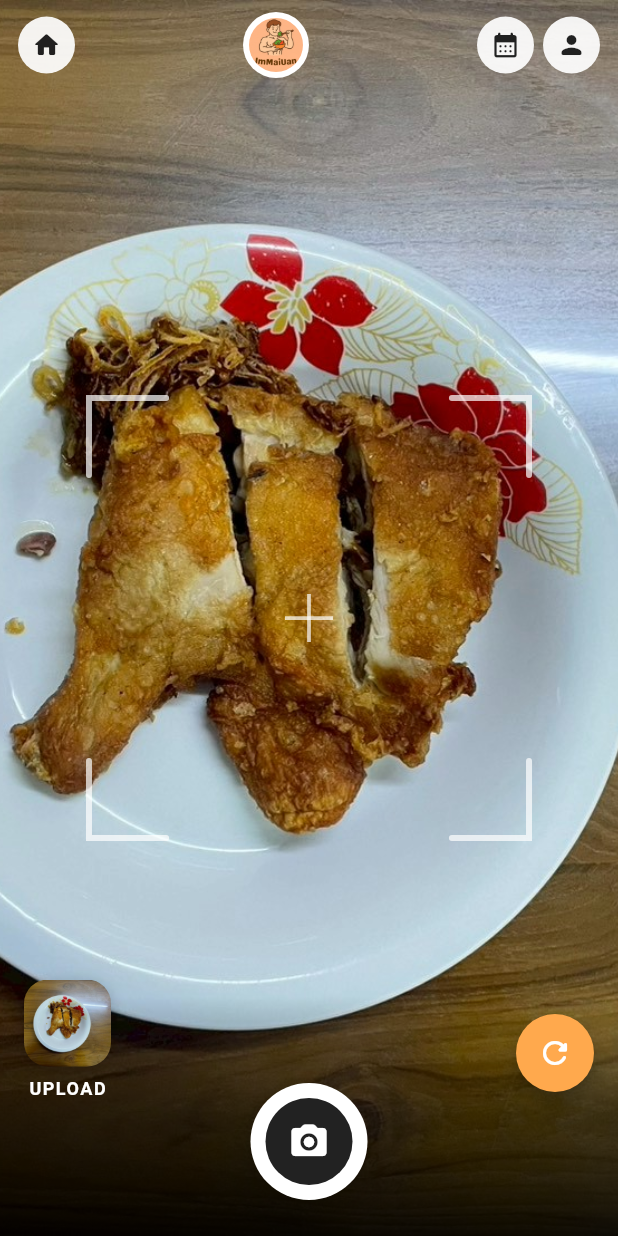
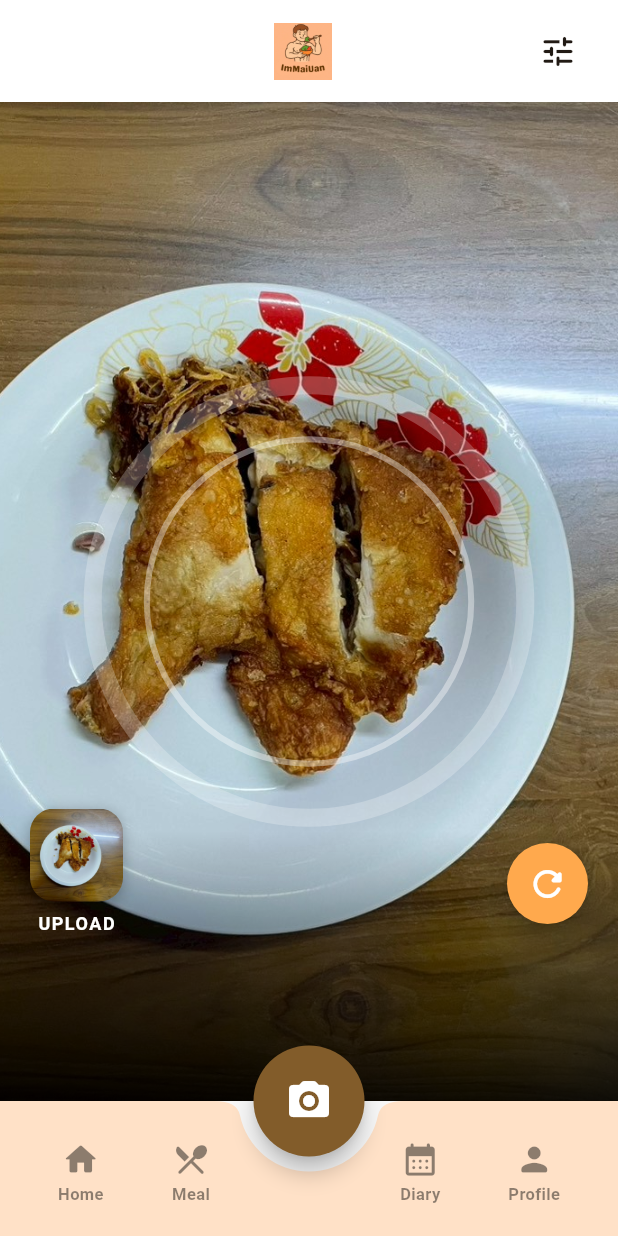
Before and after one commit to ChalisaNine/ImMaiUan_Application, a Flutter app: the AiImageScreen screen opened directly, on a phone screen of 412 x 824 dp. Run offline on Flutter 3.47's test engine with Material 3 defaults, Android fonts, the phone set to English and light mode, and no system bars.

Commit message:
ai image  page Update No real camer

```diff
--- a/immaiua_app/lib/ai_image.dart
+++ b/immaiua_app/lib/ai_image.dart
@@ -1,18 +1,77 @@
-// ai_image.dart
 import 'package:flutter/material.dart';
+
+import 'nav_bar.dart';
+import 'main.dart';
+import 'Meal.dart';
+import 'Calenda.dart';
+import 'profile_screen.dart';
 import 'camera_log.dart';
-import 'main.dart'; // เพื่อให้ Navigator กลับไปหน้า Home/Diary/Profile ได้
 
-class AiImageScreen extends StatelessWidget {
+class AiImageScreen extends StatefulWidget {
   const AiImageScreen({super.key});
+
+  @override
+  State<AiImageScreen> createState() => _AiImageScreenState();
+}
+
+class _AiImageScreenState extends State<AiImageScreen> {
+  int _index = 2; // Capture tab
+
+  void _onTap(int i) {
+    setState(() => _index = i);
+
+    switch (i) {
+      case 0:
+        Navigator.pushReplacement(
+            context, MaterialPageRoute(builder: (_) => const MainHomeScreen()));
+        break;
+
+      case 1:
+        Navigator.pushReplacement(
+            context, MaterialPageRoute(builder: (_) => const MealScreen()));
+        break;
+
+      case 2: // ⭐ ปุ่มกล้องสีน้ำตาล (กลาง NavBar)
+        Navigator.push(
+          context,
+          MaterialPageRoute(builder: (_) => const CameraLogScreen()),
+        );
+        break;
+
+      case 3:
+        Navigator.pushReplacement(
+            context, MaterialPageRoute(builder: (_) => const CalendaScreen()));
+        break;
+
+      case 4:
+        Navigator.pushReplacement(
+            context, MaterialPageRoute(builder: (_) => const ProfileScreen()));
+        break;
+    }
+  }
+
+  @override
+  Widget build(BuildContext context) {
+    return MainScaffold(
+      currentIndex: _index,
+      onTap: _onTap,
+      body: const _CameraBody(),
+    );
+  }
+}
+
+/* ========================================================================= */
+/*                                CAMERA BODY                                */
+/* ========================================================================= */
+
+class _CameraBody extends StatelessWidget {
+  const _CameraBody();
 
   @override
   Widget build(BuildContext context) {
     const peachDeep = Color(0xFFFFA94D);
 
-    return Scaffold(
-      backgroundColor: Colors.black,
-      body: Stack(
+    return Stack(
       children: [
         // ---------- พรีวิวภาพ ----------
         Positioned.fill(
@@ -22,122 +81,57 @@ class AiImageScreen extends StatelessWidget {
           ),
         ),
 
-          // ---------- แถบบน (Navbar เหมือนที่สั่ง) ----------
-          SafeArea(
-            child: Padding(
-              padding: const EdgeInsets.symmetric(horizontal: 12, vertical: 8),
-              child: Row(
-                children: [
-                  // 🏠 Home icon
-                  _TopIconButton(
-                    icon: Icons.home_rounded,
-                    onTap: () {
-                      Navigator.pop(context); // กลับหน้า Home
-                    },
-                  ),
-
-                  const Spacer(),
-
-                  // โลโก้กลาง
-                  Container(
-                    width: 44,
-                    height: 44,
-                    decoration: const BoxDecoration(
-                      shape: BoxShape.circle,
-                      color: Colors.white,
-                    ),
-                    padding: const EdgeInsets.all(4),
-                    child: ClipOval(
-                      child: Image.asset(
-                        'assets/immaiuan_logo.jpg',
-                        fit: BoxFit.cover,
+        // ---------- วงกลมเล็ง ----------
+        IgnorePointer(
+          child: Center(
+            child: SizedBox(
+              width: MediaQuery.of(context).size.width * 0.70,
+              height: MediaQuery.of(context).size.width * 0.70,
+              child: CustomPaint(painter: _FocusRingPainter()),
             ),
           ),
         ),
 
-                  const Spacer(),
-
-                  // 📅 Diary icon
-                  _TopIconButton(
-                    icon: Icons.calendar_month_rounded,
-                    onTap: () {
-                      Navigator.of(context).pop();
-                      Navigator.pushReplacement(
-                        context,
-                        MaterialPageRoute(
-                          builder: (_) => const MainHomeScreen(),
-                        ),
-                      );
-                    },
-                  ),
-
-                  const SizedBox(width: 6),
-
-                  // 👤 Profile icon (ขวาสุด)
-                  _TopIconButton(
-                    icon: Icons.person_rounded,
-                    onTap: () {
-                      Navigator.of(context).pop();
-                      Navigator.pushReplacement(
-                        context,
-                        MaterialPageRoute(
-                          builder: (_) => const MainHomeScreen(),
-                        ),
-                      );
-                    },
-                  ),
-                ],
-              ),
-            ),
-          ),
-
-          // ---------- เฟรมเล็ง ----------
-          IgnorePointer(
-            child: Center(
-              child: SizedBox(
-                width: MediaQuery.of(context).size.width * 0.78,
-                height: MediaQuery.of(context).size.width * 0.78,
-                child: CustomPaint(painter: _FocusFramePainter()),
-              ),
-            ),
-          ),
-
-          // ---------- สเกิร์ตล่าง ----------
+        // ---------- Gradient ล่าง ----------
         Positioned(
           left: 0,
           right: 0,
           bottom: 0,
           child: IgnorePointer(
             child: Container(
-                height: 160,
+              height: 180,
               decoration: const BoxDecoration(
                 gradient: LinearGradient(
                   begin: Alignment.topCenter,
                   end: Alignment.bottomCenter,
-                    colors: [Colors.transparent, Colors.black54, Colors.black87],
+                  colors: [
+                    Colors.transparent,
+                    Colors.black45,
+                    Colors.black87
+                  ],
                 ),
               ),
             ),
           ),
         ),
 
-          // ---------- ปุ่ม UPLOAD ----------
+        // ---------- Upload ----------
         Positioned(
-            left: 16,
-            bottom: 90,
+          left: 20,
+          bottom: 110,
           child: Column(
             children: [
               InkWell(
+                borderRadius: BorderRadius.circular(16),
                 onTap: () {},
-                  borderRadius: BorderRadius.circular(16),
                 child: Container(
-                    width: 58,
-                    height: 58,
+                  width: 62,
+                  height: 62,
                   decoration: BoxDecoration(
                     borderRadius: BorderRadius.circular(16),
                     boxShadow: const [
                       BoxShadow(
-                          color: Color(0x33000000),
+                        color: Color(0x44000000),
                         blurRadius: 8,
                         offset: Offset(0, 2),
                       )
@@ -151,176 +145,68 @@ class AiImageScreen extends StatelessWidget {
               ),
               const SizedBox(height: 6),
               const Text(
-                  'UPLOAD',
+                "UPLOAD",
                 style: TextStyle(
                   color: Colors.white,
+                  fontWeight: FontWeight.w700,
+                  letterSpacing: 1,
                   fontSize: 12,
-                    letterSpacing: 1.0,
-                    fontWeight: FontWeight.w700,
                 ),
-                ),
+              )
             ],
           ),
         ),
 
-          // ---------- ปุ่ม Refresh ----------
+        // ---------- Refresh ----------
         Positioned(
-            right: 16,
-            bottom: 96,
+          right: 20,
+          bottom: 118,
           child: Material(
             color: peachDeep,
             shape: const CircleBorder(),
             elevation: 6,
             child: InkWell(
+              onTap: () {},
               customBorder: const CircleBorder(),
-                onTap: () {},
               child: const SizedBox(
-                  width: 52,
-                  height: 52,
-                  child: Icon(Icons.refresh_rounded, color: Colors.white),
+                width: 54,
+                height: 54,
+                child: Icon(Icons.refresh_rounded,
+                    size: 28, color: Colors.white),
               ),
             ),
           ),
         ),
 
-          // ---------- ปุ่ม Capture ----------
-          Positioned(
-            bottom: 24,
-            left: 0,
-            right: 0,
-            child: Center(
-              child: SizedBox(
-                width: 78,
-                height: 78,
-                child: Material(
-                  color: Colors.white,
-                  shape: const CircleBorder(),
-                  elevation: 10,
-                  child: InkWell(
-                    customBorder: const CircleBorder(),
-                    onTap: () {
-                      Navigator.push(
-                        context,
-                        MaterialPageRoute(
-                            builder: (_) => const CameraLogScreen()),
-                      );
-                    },
-                    child: Center(
-                      child: Container(
-                        width: 58,
-                        height: 58,
-                        decoration: const BoxDecoration(
-                          shape: BoxShape.circle,
-                          color: Colors.black87,
-                        ),
-                        child: const Icon(
-                          Icons.photo_camera_rounded,
-                          color: Colors.white,
-                          size: 28,
-                        ),
-                      ),
-                    ),
-                  ),
-                ),
-              ),
-            ),
-          ),
+        // ⭐ ไม่มีปุ่มกล้องบนอีกแล้ว (ลบออก)
       ],
-      ),
     );
   }
 }
 
-/* ===================== Top Button ===================== */
+/* ========================================================================= */
+/*                            CAMERA FOCUS RING                              */
+/* ========================================================================= */
 
-class _TopIconButton extends StatelessWidget {
-  const _TopIconButton({required this.icon, required this.onTap});
-  final IconData icon;
-  final VoidCallback onTap;
-
-  @override
-  Widget build(BuildContext context) {
-    return Material(
-      color: Colors.white.withOpacity(0.92),
-      shape: const CircleBorder(),
-      child: InkWell(
-        customBorder: const CircleBorder(),
-        onTap: onTap,
-        child: SizedBox(
-          width: 38,
-          height: 38,
-          child: Icon(icon, size: 20, color: Colors.black87),
-        ),
-      ),
-    );
-  }
-}
-
-/* ===================== Focus Frame ===================== */
-
-class _FocusFramePainter extends CustomPainter {
+class _FocusRingPainter extends CustomPainter {
   @override
   void paint(Canvas canvas, Size size) {
-    final cornerPaint = Paint()
-      ..color = Colors.white70
+    final outer = Paint()
+      ..color = Colors.white24
+      ..strokeWidth = 12
+      ..style = PaintingStyle.stroke;
+
+    final inner = Paint()
+      ..color = Colors.white38
       ..strokeWidth = 4
-      ..style = PaintingStyle.stroke
-      ..strokeCap = StrokeCap.round;
+      ..style = PaintingStyle.stroke;
 
-    final cornerLen = size.width * 0.16;
-    const r = 14.0;
+    final r = size.width / 2;
 
-    _drawCorner(canvas, cornerPaint, Offset(r, r), cornerLen, Corner.topLeft);
-    _drawCorner(canvas, cornerPaint, Offset(size.width - r, r), cornerLen,
-        Corner.topRight);
-    _drawCorner(
-        canvas, cornerPaint, Offset(r, size.height - r), cornerLen, Corner.bottomLeft);
-    _drawCorner(canvas, cornerPaint,
-        Offset(size.width - r, size.height - r), cornerLen, Corner.bottomRight);
-
-    final plusPaint = Paint()
-      ..color = Colors.white70
-      ..strokeWidth = 2.5;
-
-    final cx = size.width / 2;
-    final cy = size.height / 2;
-    const plusLen = 16.0;
-
-    canvas.drawLine(
-        Offset(cx - plusLen, cy), Offset(cx + plusLen, cy), plusPaint);
-    canvas.drawLine(
-        Offset(cx, cy - plusLen), Offset(cx, cy + plusLen), plusPaint);
-  }
-
-  void _drawCorner(Canvas canvas, Paint p, Offset o, double len, Corner c) {
-    final path = Path();
-    switch (c) {
-      case Corner.topLeft:
-        path.moveTo(o.dx, o.dy + len);
-        path.lineTo(o.dx, o.dy);
-        path.lineTo(o.dx + len, o.dy);
-        break;
-      case Corner.topRight:
-        path.moveTo(o.dx - len, o.dy);
-        path.lineTo(o.dx, o.dy);
-        path.lineTo(o.dx, o.dy + len);
-        break;
-      case Corner.bottomLeft:
-        path.moveTo(o.dx, o.dy - len);
-        path.lineTo(o.dx, o.dy);
-        path.lineTo(o.dx + len, o.dy);
-        break;
-      case Corner.bottomRight:
-        path.moveTo(o.dx - len, o.dy);
-        path.lineTo(o.dx, o.dy);
-        path.lineTo(o.dx, o.dy - len);
-        break;
-    }
-    canvas.drawPath(path, p);
+    canvas.drawCircle(Offset(r, r), r, outer);
+    canvas.drawCircle(Offset(r, r), r * 0.75, inner);
   }
 
   @override
   bool shouldRepaint(covariant CustomPainter oldDelegate) => false;
 }
-
-enum Corner { topLeft, topRight, bottomLeft, bottomRight }
```
Lines whose indentation alone changed are shown as unchanged.
